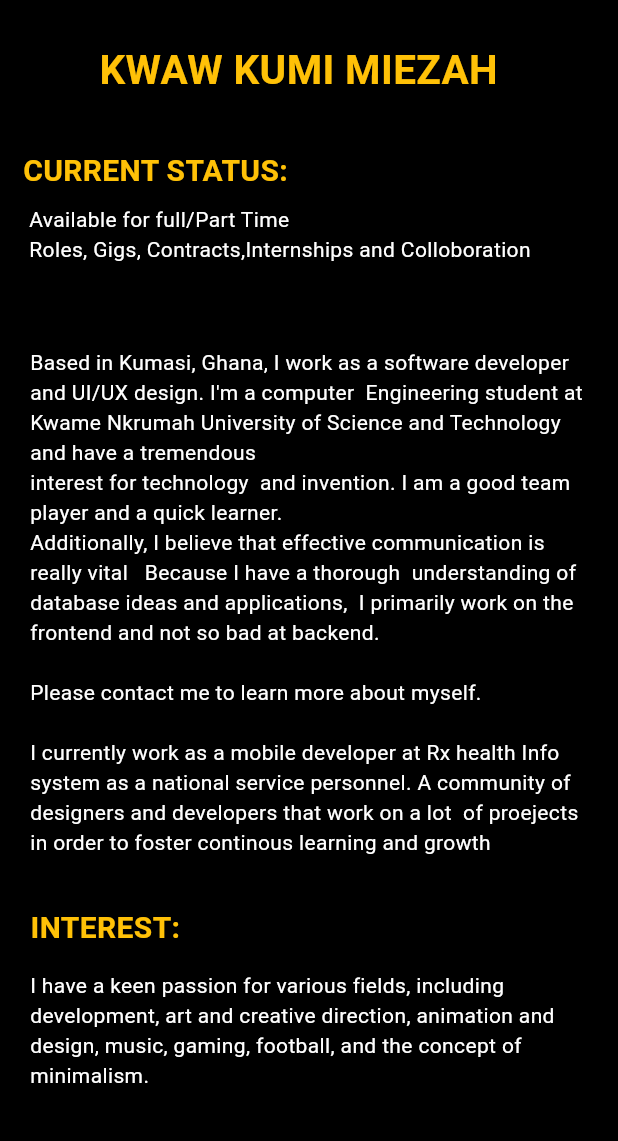
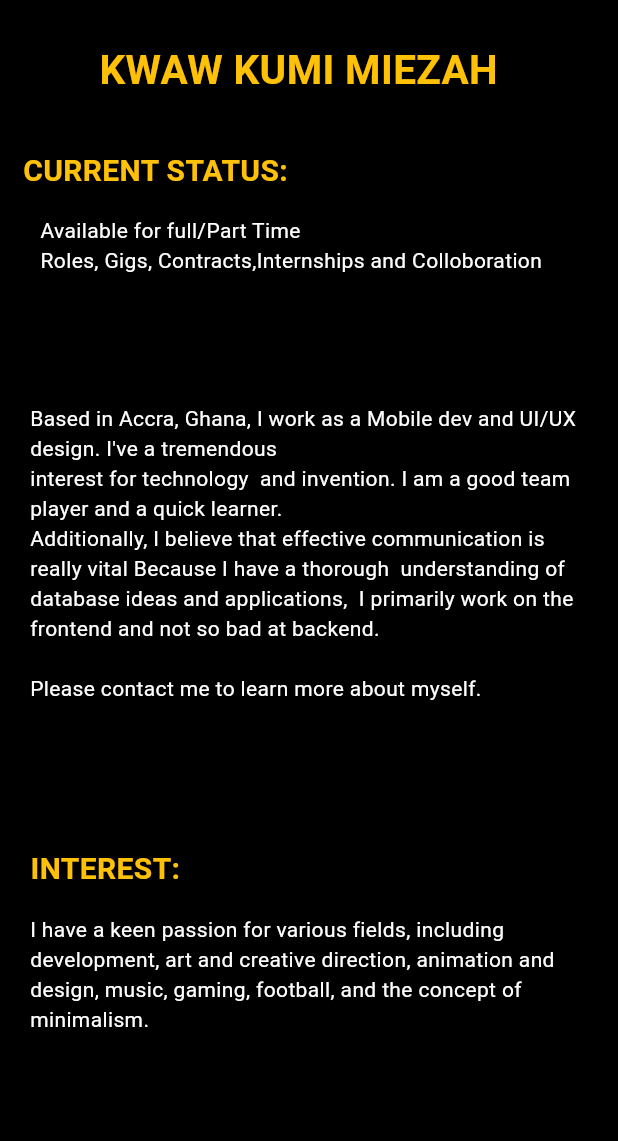
Before and after one commit to Kay-kwaw/Mobile-portfolio, a Flutter app: the AboutMe screen opened directly, on a phone screen of 412 x 824 dp, the part 95-1236 px from its top. Run offline on Flutter 3.47's test engine with Material 2 defaults, Android fonts, the phone set to English and light mode, and no system bars; our stand-ins replace animated_text_kit, page_transition; Roboto replaces fonts that are missing (Readex Pro).

Commit message:
final changes

```diff
--- a/lib/about_me.dart
+++ b/lib/about_me.dart
@@ -17,12 +17,12 @@ class AboutMe extends StatelessWidget {
         child: Stack(
           children: [
             Align(
-              alignment: AlignmentDirectional(0.91, -0.93),
+              alignment: const AlignmentDirectional(0.91, -0.93),
               child: IconButton(
-                icon: Icon(Icons.cancel_rounded),
+                icon: const Icon(Icons.cancel_rounded),
                 color: Colors.white,
                 iconSize: 28,
-                onPressed: () => Navigator.push(context, PageTransition(type: PageTransitionType.scale, alignment: Alignment.bottomCenter, child: HomescreenWidget())),
+                onPressed: () => Navigator.push(context, PageTransition(type: PageTransitionType.scale, alignment: Alignment.bottomCenter, child: const HomescreenWidget())),
               ),
             ),
             const Align(
@@ -35,9 +35,9 @@ class AboutMe extends StatelessWidget {
               ),
             ),
              Align(
-              alignment: AlignmentDirectional(-0.67, -0.92),
+              alignment: const AlignmentDirectional(-0.67, -0.92),
               child: InkWell(
-                onTap: () => Navigator.push(context, PageTransition(type: PageTransitionType.scale, alignment: Alignment.bottomCenter,duration: Duration(seconds: 2), child: MyWork())),
+                onTap: () => Navigator.push(context, PageTransition(type: PageTransitionType.scale, alignment: Alignment.bottomCenter,duration: const Duration(milliseconds: 700), child: const MyWork())),
                 child: const Text(
                   'MY WORKS',
                   style: TextStyle(
@@ -48,7 +48,7 @@ class AboutMe extends StatelessWidget {
                 ),
               ),
             ),
-            Align(
+            const Align(
               alignment: AlignmentDirectional(-0.05, -0.77),
               child: Text(
                 'KWAW KUMI MIEZAH ',
@@ -61,28 +61,31 @@ class AboutMe extends StatelessWidget {
               ),
             ),
 
-            Align(
+            const Align(
               alignment: AlignmentDirectional(-0.5, -0.49),
-              child: Text(
-                'Available for full/Part Time \nRoles, Gigs, Contracts,Internships and Colloboration',
-                style: TextStyle(
-                  color: Colors.white
+              child: Padding(
+                padding: EdgeInsets.all(15),
+                child: Text(
+                  'Available for full/Part Time \nRoles, Gigs, Contracts,Internships and Colloboration',
+                  style: TextStyle(
+                    color: Colors.white
+                  ),
                 ),
               ),
             ),
-            Align(
-              alignment: AlignmentDirectional(0.00, 0.22),
+            const Align(
+              alignment: AlignmentDirectional(0.00, 0.10),
               child: Padding(
                 padding: EdgeInsetsDirectional.fromSTEB(20, 0, 20, 0),
                 child: Text(
-                  'Based in Kumasi, Ghana, I work as a software developer and UI/UX design. I\'m a computer  Engineering student at Kwame Nkrumah University of Science and Technology and have a tremendous \ninterest for technology  and invention. I am a good team player and a quick learner. \nAdditionally, I believe that effective communication is really vital   Because I have a thorough  understanding of database ideas and applications,  I primarily work on the frontend and not so bad at backend.\n        \nPlease contact me to learn more about myself.\n\nI currently work as a mobile developer at Rx health Info system as a national service personnel. A community of designers and developers that work on a lot  of proejects in order to foster continous learning and growth',
+                  'Based in Accra, Ghana, I work as a Mobile dev and UI/UX design. I\'ve a tremendous \ninterest for technology  and invention. I am a good team player and a quick learner. \nAdditionally, I believe that effective communication is really vital Because I have a thorough  understanding of database ideas and applications,  I primarily work on the frontend and not so bad at backend.\n        \nPlease contact me to learn more about myself.\n',
                   style:TextStyle(
                     color: Colors.white
                   ),
                 ),
               ),
             ),
-            Align(
+            const Align(
               alignment: AlignmentDirectional(-0.87, -0.59),
               child: Text(
                 'CURRENT STATUS:',
@@ -94,9 +97,10 @@ class AboutMe extends StatelessWidget {
                     ),
               ),
             ),
+            // ignore: prefer_const_constructors
             Align(
-              alignment: AlignmentDirectional(0.00, 0.91),
-              child: Padding(
+              alignment: const AlignmentDirectional(0.00, 0.81),
+              child: const Padding(
                 padding: EdgeInsetsDirectional.fromSTEB(20, 0, 20, 0),
                 child: Text(
                   'I have a keen passion for various fields, including development, art and creative direction, animation and design, music, gaming, football, and the concept of minimalism.',
@@ -106,8 +110,8 @@ class AboutMe extends StatelessWidget {
                 ),
               ),
             ),
-            Align(
-              alignment: AlignmentDirectional(-0.87, 0.68),
+            const Align(
+              alignment: AlignmentDirectional(-0.87, 0.58),
               child: Text(
                 'INTEREST:',
                 style:TextStyle(
--- a/lib/mywork.dart
+++ b/lib/mywork.dart
@@ -41,7 +41,7 @@ class MyWork extends StatelessWidget {
               alignment: AlignmentDirectional(-0.64, -0.92),
               child: InkWell(
                 onTap: () {
-                  Navigator.push(context, PageTransition(type: PageTransitionType.scale, alignment: Alignment.bottomCenter,duration: Duration(seconds: 2), child: AboutMe()));
+                  Navigator.push(context, PageTransition(type: PageTransitionType.scale, alignment: Alignment.bottomCenter,duration: Duration(milliseconds: 700), child: AboutMe()));
 
                 },
                 child: const Text(
```
Also changed, not shown: lib/credit_screen.dart (+18 -9 lines), lib/homescreen.dart (+9 -9 lines).
